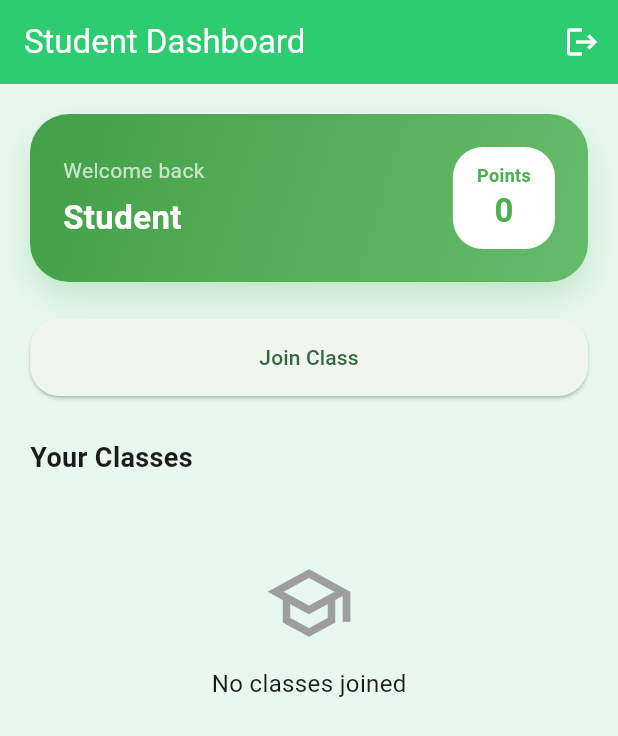
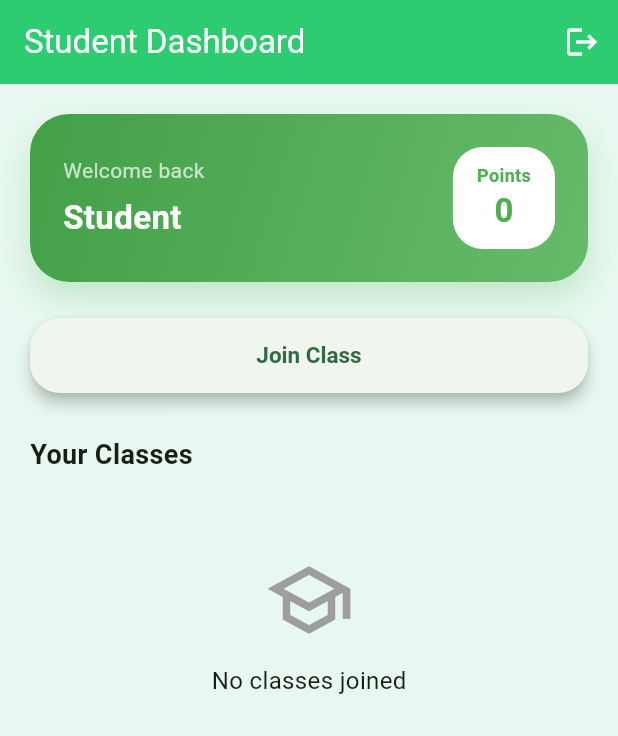
Before and after one commit to YuzuuDev/attendancesheyt, a Flutter app: the StudentDashboard screen opened directly, on a phone screen of 412 x 824 dp. Shown: the top 736 px of the screen. Run offline on Flutter 3.47's test engine with Material 3 defaults, Android fonts, the phone set to English and light mode, and no system bars; our stand-ins replace cached_network_image, file_picker, open_filex, qr_flutter, supabase_flutter; missing offline and left inert: flutter_pdfview, qr_code_scanner_plus; accounts and stored records are empty; network calls fail.

Commit message:
Update app_theme.dart

```diff
--- a/lib/app_theme.dart
+++ b/lib/app_theme.dart
@@ -24,5 +24,34 @@ class AppTheme {
         borderSide: BorderSide.none,
       ),
     ),
+    //teacher shit
+    cardTheme: CardTheme(
+      elevation: 6,
+      shadowColor: Colors.black26,
+      shape: RoundedRectangleBorder(
+        borderRadius: BorderRadius.circular(22),
+      ),
+    ),
+
+    elevatedButtonTheme: ElevatedButtonThemeData(
+      style: ElevatedButton.styleFrom(
+        elevation: 4,
+        padding: const EdgeInsets.symmetric(vertical: 16),
+        shape: RoundedRectangleBorder(
+          borderRadius: BorderRadius.circular(20),
+        ),
+        textStyle: const TextStyle(
+          fontSize: 15,
+          fontWeight: FontWeight.w600,
+        ),
+      ),
+    ),
+
+    listTileTheme: ListTileThemeData(
+      shape: RoundedRectangleBorder(
+        borderRadius: BorderRadius.circular(18),
+      ),
+    ),
+
   );
 }
```
